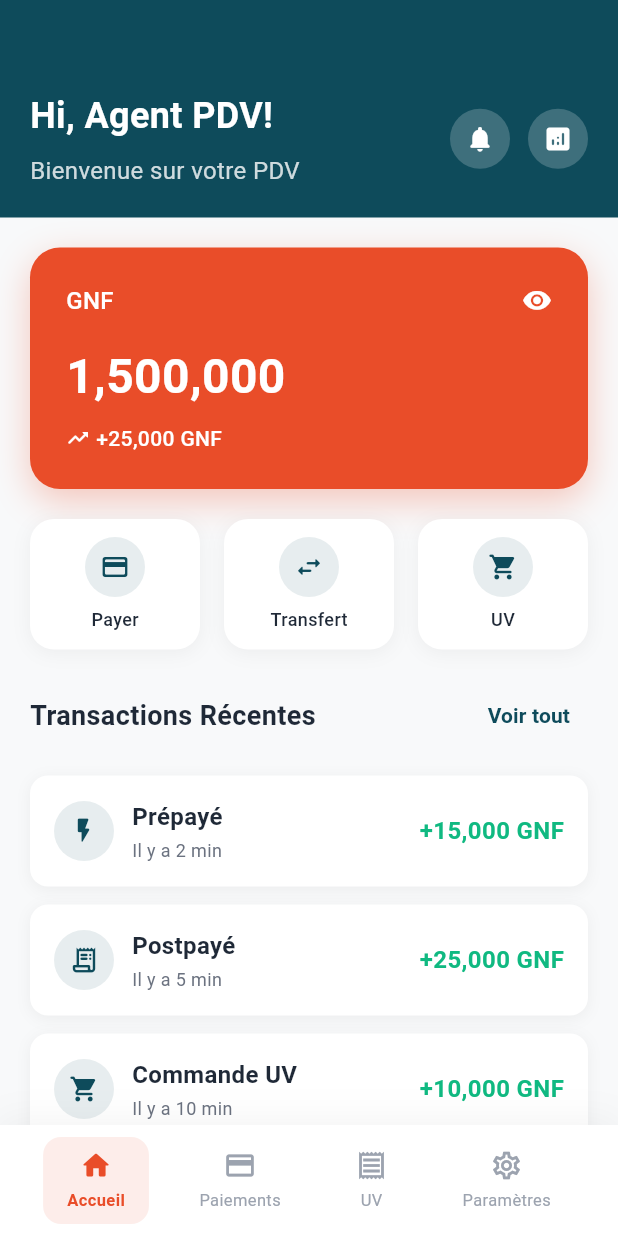
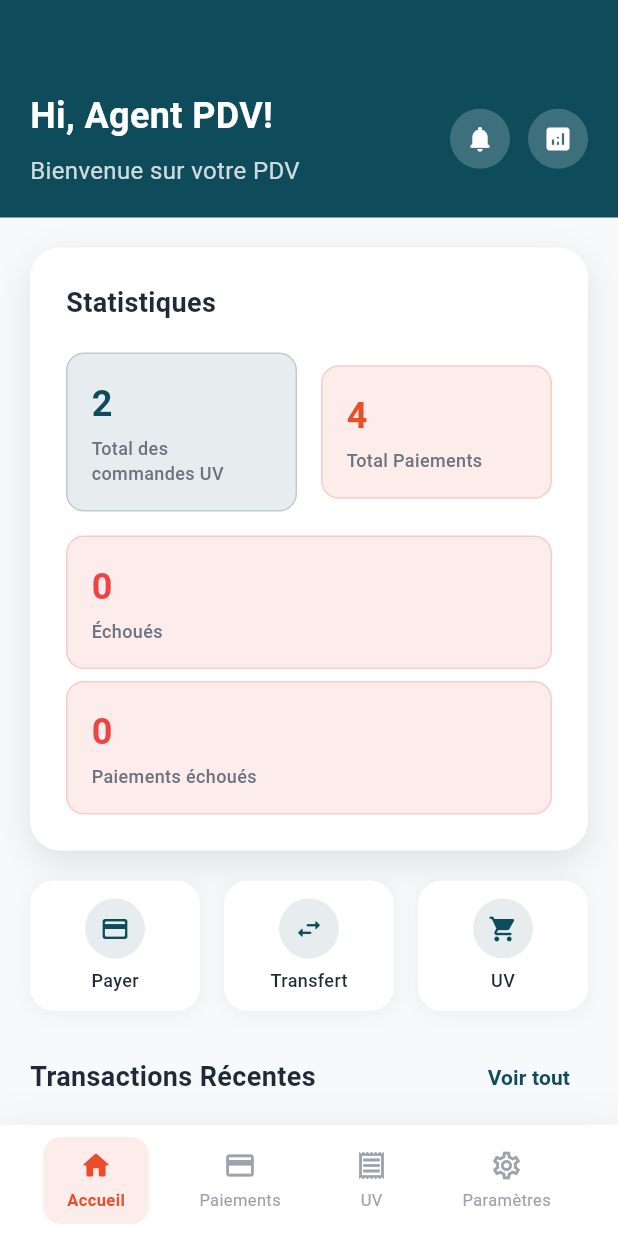
Before and after one commit to medchelios/pdv-baaf, a Flutter app: the HomeScreen screen opened by its route, on a phone screen of 412 x 824 dp. Run offline on Flutter 3.47's test engine with Material 3 defaults, Android fonts, the phone set to English and light mode, and no system bars; our stand-ins replace shared_preferences; accounts and stored records are empty; Roboto replaces fonts that are missing (Futura).

Commit message:
Add total statistics display to HomeScreen, including order and payment counts. Enhance layout with additional text elements for better user information.

```diff
--- a/lib/screens/home_screen.dart
+++ b/lib/screens/home_screen.dart
@@ -166,64 +166,98 @@ class _HomeScreenState extends State<HomeScreen> {
       margin: const EdgeInsets.all(20),
       padding: const EdgeInsets.all(24),
       decoration: BoxDecoration(
-        color: AppConstants.brandOrange,
+        color: Colors.white,
         borderRadius: BorderRadius.circular(20),
-        boxShadow: [
-          BoxShadow(
-            color: AppConstants.brandOrange.withValues(alpha: 0.3),
-            blurRadius: 20,
-            offset: const Offset(0, 8),
-          ),
-        ],
+        boxShadow: AppConstants.cardShadowLarge,
       ),
       child: Column(
         crossAxisAlignment: CrossAxisAlignment.start,
         children: [
+          const Text(
+            'Statistiques',
+            style: TextStyle(
+              fontSize: 18,
+              fontWeight: FontWeight.bold,
+              color: AppConstants.textPrimary,
+            ),
+          ),
+          const SizedBox(height: 20),
+
+          // Statistiques UV
           Row(
-            mainAxisAlignment: MainAxisAlignment.spaceBetween,
             children: [
-              const Text(
-                'GNF',
-                style: TextStyle(
-                  fontSize: 16,
-                  color: Colors.white,
-                  fontWeight: FontWeight.w500,
+              Expanded(
+                child: _buildStatItem(
+                  'Total des commandes UV',
+                  '2',
+                  AppConstants.brandBlue,
                 ),
               ),
-              const Icon(
-                Icons.visibility_rounded,
-                color: Colors.white,
-                size: 20,
+              const SizedBox(width: 16),
+              Expanded(
+                child: _buildStatItem(
+                  'Total Paiements',
+                  '4',
+                  AppConstants.brandOrange,
+                ),
               ),
             ],
           ),
+
           const SizedBox(height: 16),
-          const Text(
-            '1,500,000',
+
+          // Paiements échoués
+          _buildStatItem(
+            'Échoués',
+            '0',
+            AppConstants.errorColor,
+            fullWidth: true,
+          ),
+
+          const SizedBox(height: 8),
+
+          _buildStatItem(
+            'Paiements échoués',
+            '0',
+            AppConstants.errorColor,
+            fullWidth: true,
+          ),
+        ],
+      ),
+    );
+  }
+
+  Widget _buildStatItem(String label, String value, Color color, {bool fullWidth = false}) {
+    return Container(
+      width: fullWidth ? double.infinity : null,
+      padding: const EdgeInsets.all(16),
+      decoration: BoxDecoration(
+        color: color.withValues(alpha: 0.1),
+        borderRadius: BorderRadius.circular(12),
+        border: Border.all(
+          color: color.withValues(alpha: 0.2),
+          width: 1,
+        ),
+      ),
+      child: Column(
+        crossAxisAlignment: CrossAxisAlignment.start,
+        children: [
+          Text(
+            value,
             style: TextStyle(
-              fontSize: 32,
+              fontSize: 24,
               fontWeight: FontWeight.bold,
-              color: Colors.white,
+              color: color,
             ),
           ),
-          const SizedBox(height: 8),
-          Row(
-            children: [
-              const Icon(
-                Icons.trending_up_rounded,
-                color: Colors.white,
-                size: 16,
-              ),
-              const SizedBox(width: 4),
-              const Text(
-                '+25,000 GNF',
-                style: TextStyle(
-                  fontSize: 14,
-                  color: Colors.white,
-                  fontWeight: FontWeight.w500,
-                ),
-              ),
-            ],
+          const SizedBox(height: 4),
+          Text(
+            label,
+            style: const TextStyle(
+              fontSize: 12,
+              color: AppConstants.textSecondary,
+              fontWeight: FontWeight.w500,
+            ),
           ),
         ],
       ),
```
